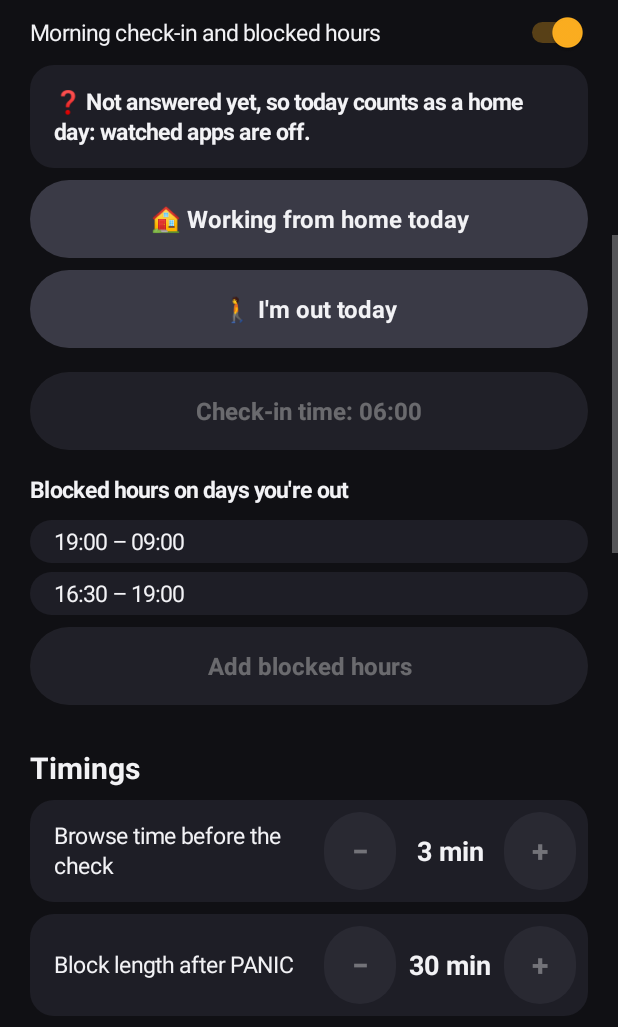
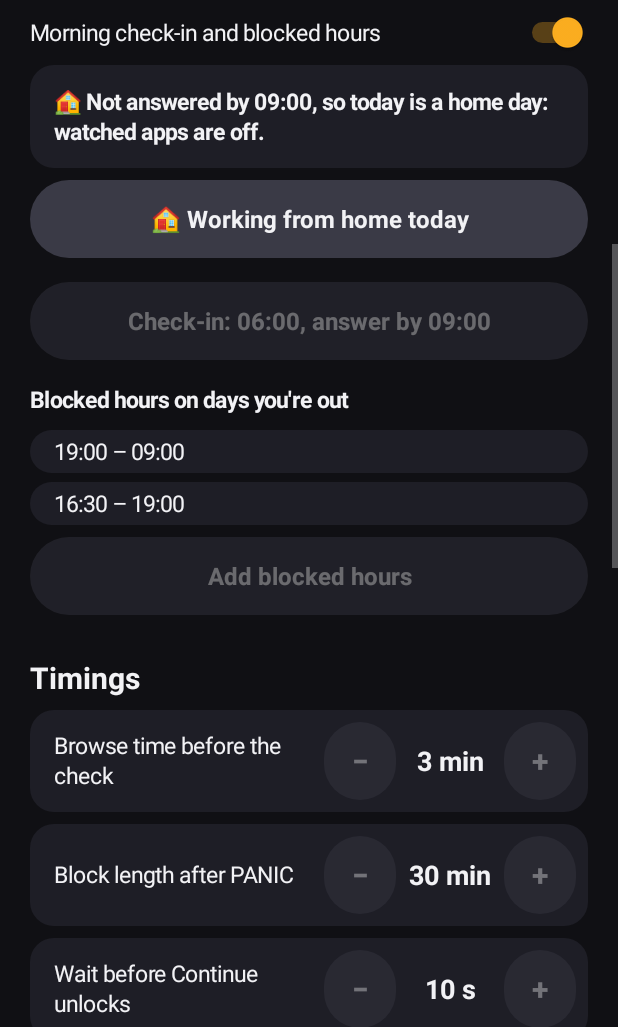
Before and after one commit to roshanpatel/Test, an Android app: the screen it shows after launch (MainActivity), scrolled down 1153 dp, on a phone screen of 412 x 824 dp, the part 209-1236 px from its top. Run offline under Robolectric (Android 15) with nearby library versions, the phone set to English and light mode, and no system bars; pictures from the network do not load.

Commit message:
Close the late "I'm out" loophole with an answer-by time
"I'm out" can only be answered between the check-in and 09:00 (editable
with the check-in time, and like it, locked while settings are locked).
After that an unanswered day stays a home day, so ignoring the question
and answering later can't open watched apps mid-afternoon.

Co-Authored-By: Claude Opus 5.5 <noreply@anthropic.com>
Claude-Session: https://claude.ai/code/session_018vAFFHTMUfahjXqcnYcrca

```diff
--- a/app/src/main/java/app/jolt/MainActivity.kt
+++ b/app/src/main/java/app/jolt/MainActivity.kt
@@ -339,13 +339,16 @@ class MainActivity : Activity() {
         if (CheckIn.answer(this, plan)) refresh()
     }
 
+    /** Asks for the check-in time, then the time "I'm out" must be answered by. */
     private fun pickCheckInTime() {
-        val current = prefs.schedule.checkInMin
+        val schedule = prefs.schedule
         TimePickerDialog(this, { _, hour, minute ->
-            prefs.schedule = prefs.schedule.copy(checkInMin = hour * 60 + minute)
-            CheckIn.scheduleNext(this)
-            refresh()
-        }, current / 60, current % 60, true).apply { setTitle("Morning check-in time") }.show()
+            TimePickerDialog(this, { _, byHour, byMinute ->
+                prefs.schedule = prefs.schedule.copy(checkInMin = hour * 60 + minute, answerByMin = byHour * 60 + byMinute)
+                CheckIn.scheduleNext(this)
+                refresh()
+            }, schedule.answerByMin / 60, schedule.answerByMin % 60, true).apply { setTitle("Answer \"I'm out\" by…") }.show()
+        }, schedule.checkInMin / 60, schedule.checkInMin % 60, true).apply { setTitle("Morning check-in time") }.show()
     }
 
     /** Asks for a start time, then an end time, and adds the window. */
@@ -369,15 +372,16 @@ class MainActivity : Activity() {
             !schedule.on -> "Check-in is off."
             answer == DayPlan.HOME -> "🏠 Today: working from home. Watched apps are off until tomorrow's check-in."
             answer == DayPlan.OUT -> "🚶 Today: out. Watched apps are blocked during the hours below."
-            else -> "❓ Not answered yet, so today counts as a home day: watched apps are off."
+            schedule.canAnswerOut(minute) ->
+                "❓ Not answered yet. Until you do, today counts as a home day. Answer by ${hhmm(schedule.answerByMin)}."
+            else -> "🏠 Not answered by ${hhmm(schedule.answerByMin)}, so today is a home day: watched apps are off."
         }
-        val canAnswer = schedule.on
-        homeButton.visibility = if (canAnswer && answer != DayPlan.HOME) View.VISIBLE else View.GONE
-        outButton.visibility = if (canAnswer && answer == null) View.VISIBLE else View.GONE
+        homeButton.visibility = if (schedule.on && answer != DayPlan.HOME) View.VISIBLE else View.GONE
+        outButton.visibility = if (schedule.on && schedule.canAnswerOut(minute)) View.VISIBLE else View.GONE
 
         // Changing the check-in time or removing hours loosens the rules: not while locked.
         val canLoosen = !blocked && !locked
-        checkInButton.text = "Check-in time: ${hhmm(schedule.checkInMin)}"
+        checkInButton.text = "Check-in: ${hhmm(schedule.checkInMin)}, answer by ${hhmm(schedule.answerByMin)}"
         checkInButton.isEnabled = canLoosen
         checkInButton.alpha = if (canLoosen) 1f else 0.4f
         addWindowButton.isEnabled = !blocked
--- a/app/src/main/java/app/jolt/Prefs.kt
+++ b/app/src/main/java/app/jolt/Prefs.kt
@@ -62,6 +62,7 @@ class Prefs(context: Context) : StateStore, StatsStore {
         get() = Schedule(
             on = sp.getBoolean(KEY_SCHEDULE_ON, true),
             checkInMin = sp.getInt(KEY_CHECK_IN_MIN, Schedule.DEFAULT_CHECK_IN_MIN),
+            answerByMin = sp.getInt(KEY_ANSWER_BY_MIN, Schedule.DEFAULT_ANSWER_BY_MIN),
             windows = Schedule.decodeWindows(sp.getString(KEY_WINDOWS, null)),
             answerDay = sp.getLong(KEY_ANSWER_DAY, Stats.NO_DAY),
             answer = sp.getString(KEY_ANSWER, null)?.let { runCatching { DayPlan.valueOf(it) }.getOrNull() },
@@ -70,6 +71,7 @@ class Prefs(context: Context) : StateStore, StatsStore {
             sp.edit()
                 .putBoolean(KEY_SCHEDULE_ON, value.on)
                 .putInt(KEY_CHECK_IN_MIN, value.checkInMin)
+                .putInt(KEY_ANSWER_BY_MIN, value.answerByMin)
                 .putString(KEY_WINDOWS, Schedule.encodeWindows(value.windows))
                 .putLong(KEY_ANSWER_DAY, value.answerDay)
                 .putString(KEY_ANSWER, value.answer?.name)
@@ -163,6 +165,7 @@ class Prefs(context: Context) : StateStore, StatsStore {
         const val KEY_BREATHING = "breathing"
         const val KEY_SCHEDULE_ON = "schedule_on"
         const val KEY_CHECK_IN_MIN = "check_in_min"
+        const val KEY_ANSWER_BY_MIN = "answer_by_min"
         const val KEY_WINDOWS = "blocked_windows"
         const val KEY_ANSWER_DAY = "answer_day"
         const val KEY_ANSWER = "answer"
--- a/app/src/main/java/app/jolt/Schedule.kt
+++ b/app/src/main/java/app/jolt/Schedule.kt
@@ -28,6 +28,8 @@ enum class DayPlan {
 data class Schedule(
     val on: Boolean = true,
     val checkInMin: Int = DEFAULT_CHECK_IN_MIN,
+    /** "I'm out" can only be answered between the check-in and this time. */
+    val answerByMin: Int = DEFAULT_ANSWER_BY_MIN,
     val windows: List<TimeWindow> = DEFAULT_WINDOWS,
     val answerDay: Long = Stats.NO_DAY,
     val answer: DayPlan? = null,
@@ -76,13 +78,20 @@ data class Schedule(
         return null
     }
 
+    /** Whether "I'm out" can still be answered: between the check-in and [answerByMin]. */
+    fun canAnswerOut(localMinute: Long): Boolean {
+        if (answerAt(localMinute) != null) return false
+        val minute = Math.floorMod(localMinute, MINUTES_PER_DAY.toLong()).toInt()
+        return TimeWindow(checkInMin, answerByMin).contains(minute)
+    }
+
     /**
-     * Records the answer for the current check-in day. A home day is final; an "out" answer
-     * can still be changed to home. Returns null if the change isn't allowed.
+     * Records the answer for the current check-in day. Home can be answered any time; "out"
+     * only before [answerByMin] on a day with no answer yet, so an ignored question can't
+     * become a way in later. Returns null if the answer isn't allowed.
      */
     fun answer(localMinute: Long, plan: DayPlan): Schedule? {
-        val current = answerAt(localMinute)
-        if (current == DayPlan.HOME && plan == DayPlan.OUT) return null
+        if (plan == DayPlan.OUT && !canAnswerOut(localMinute)) return null
         return copy(answerDay = checkInDay(localMinute), answer = plan)
     }
 
@@ -91,6 +100,7 @@ data class Schedule(
 
     companion object {
         const val DEFAULT_CHECK_IN_MIN = 6 * 60
+        const val DEFAULT_ANSWER_BY_MIN = 9 * 60
         val DEFAULT_WINDOWS = listOf(TimeWindow(19 * 60, 9 * 60), TimeWindow(16 * 60 + 30, 19 * 60))
 
         fun encodeWindows(windows: List<TimeWindow>) = windows.joinToString(",") { "${it.startMin}-${it.endMin}" }
```
Also changed, not shown: app/src/main/java/app/jolt/CheckIn.kt (+14 -3 lines), 2 other files.
